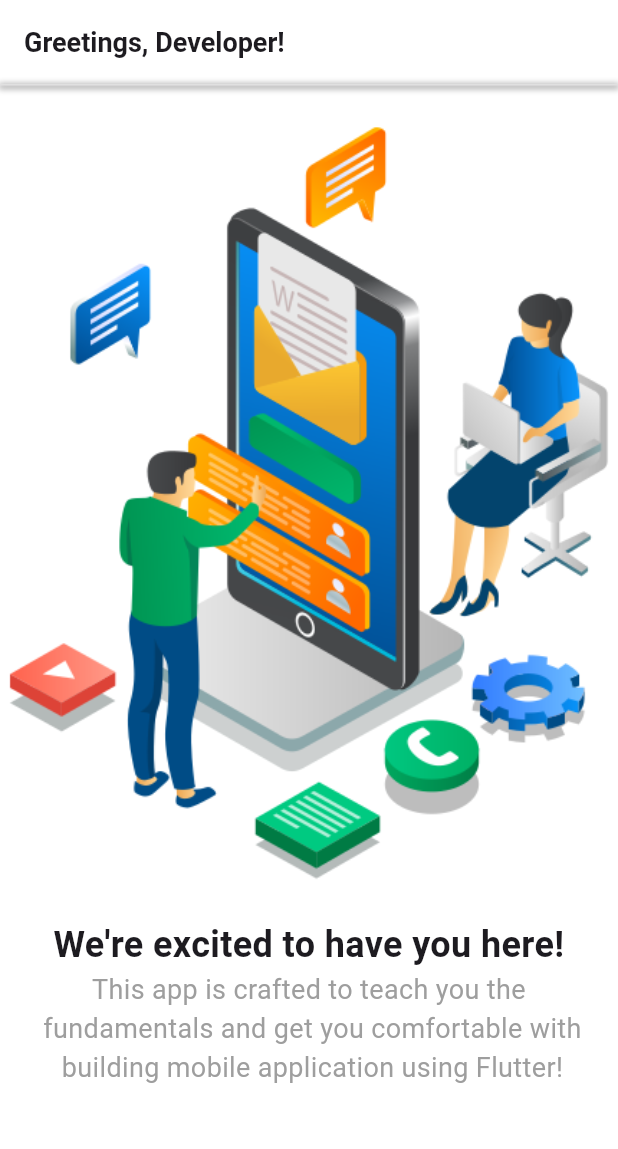
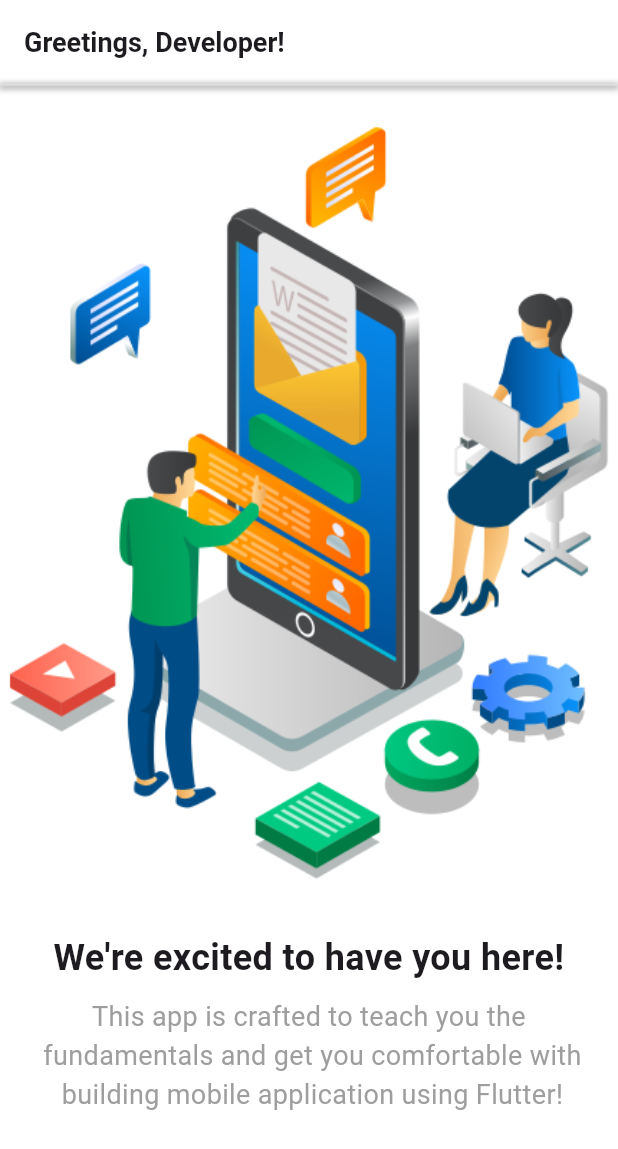
Before and after one commit to lakshitagit22/App, a Flutter app: the screen it shows after launch, on a phone screen of 412 x 824 dp. Shown: the top 1149 px of the screen. Run offline on Flutter 3.47's test engine with Material 3 defaults, Android fonts, the phone set to English and light mode, and no system bars.

Commit message:
some changes

```diff
--- a/lib/main.dart
+++ b/lib/main.dart
@@ -65,7 +65,7 @@ class WelcomePage extends StatelessWidget {
                   image: AssetImage('assets/images/welcome_background.png'),
                 ),
               ),
-              SizedBox(height: 1), // Reduced space between image and text
+              SizedBox(height: 10), // Reduced space between image and text
               Text.rich(
                 TextSpan(
                   children: [
@@ -74,8 +74,9 @@ class WelcomePage extends StatelessWidget {
                       style: TextStyle(fontSize: 24, fontWeight: FontWeight.bold),
                     ),
                     TextSpan(
+
                       text: '\n', // Use a newline or space character
-                      style: TextStyle(fontSize: 0), // Zero size to make it invisible
+                      style: TextStyle(fontSize: 6), // Zero size to make it invisible
                     ),
                     TextSpan(
                       text: 'This app is crafted to teach you the\n ',
```
